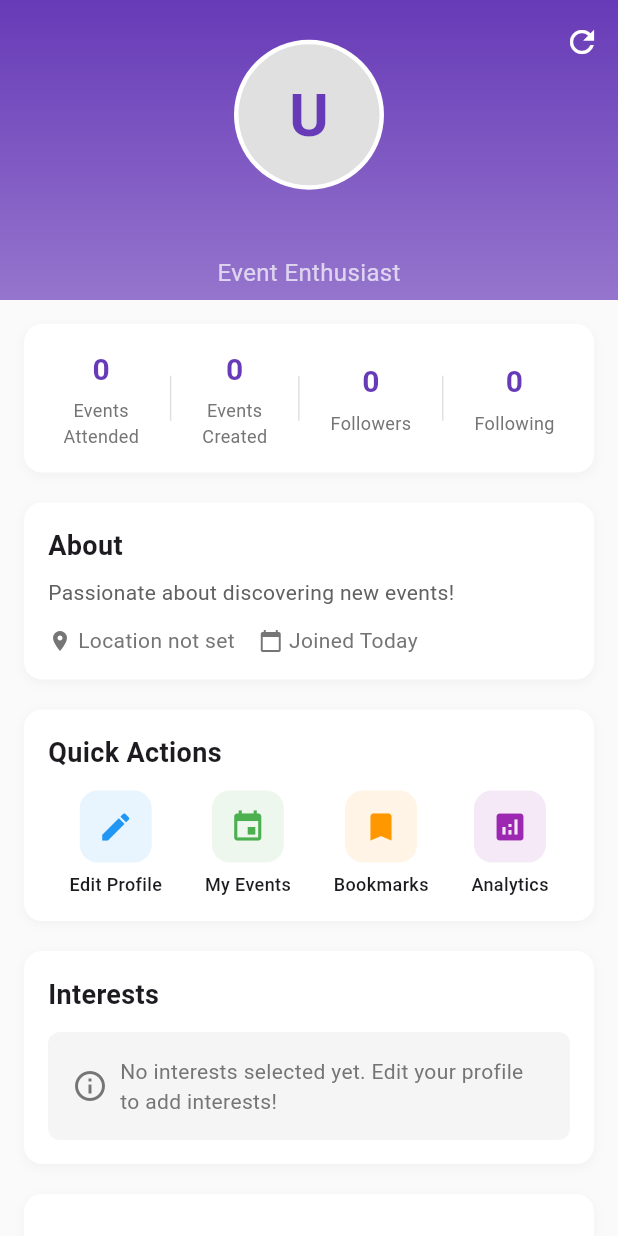
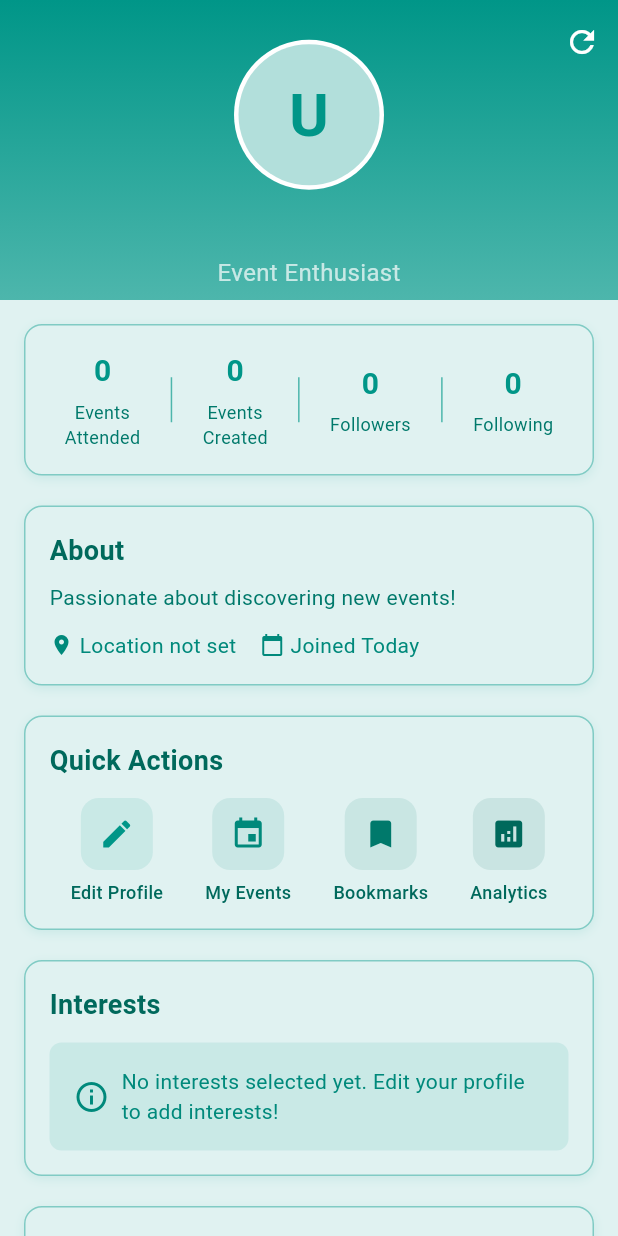
Before and after one commit to Rizwanhu/Event-Management-App, a Flutter app: the ProfileScreen screen opened directly, on a phone screen of 412 x 824 dp. Run offline on Flutter 3.47's test engine with Material 3 defaults, Android fonts, the phone set to English and light mode, and no system bars; our stand-ins replace cloud_firestore, firebase_auth, firebase_core, firebase_storage, flutter_map, image_picker and 1 more; missing offline and left inert: flutter_stripe; accounts and stored records are empty.

Commit message:
User UI Improved and login sign up issue resolved

```diff
--- a/lib/User/ProfileScreen.dart
+++ b/lib/User/ProfileScreen.dart
@@ -168,7 +168,7 @@ class _ProfileScreenState extends State<ProfileScreen> {
     }
 
     return Scaffold(
-      backgroundColor: Colors.grey[50],
+      backgroundColor: Colors.teal.shade50,
       body: CustomScrollView(
         slivers: [
           // App Bar with Profile Header
@@ -176,7 +176,7 @@ class _ProfileScreenState extends State<ProfileScreen> {
             expandedHeight: 200,
             floating: false,
             pinned: true,
-            backgroundColor: Colors.deepPurple,
+            backgroundColor: Colors.teal,
             automaticallyImplyLeading: false, // This removes the back button
             flexibleSpace: FlexibleSpaceBar(
               background: Container(
@@ -184,7 +184,7 @@ class _ProfileScreenState extends State<ProfileScreen> {
                   gradient: LinearGradient(
                     begin: Alignment.topCenter,
                     end: Alignment.bottomCenter,
-                    colors: [Colors.deepPurple, Colors.deepPurple.shade300],
+                    colors: [Colors.teal, Colors.teal.shade300],
                   ),
                 ),
                 child: SafeArea(
@@ -198,7 +198,7 @@ class _ProfileScreenState extends State<ProfileScreen> {
                         backgroundColor: Colors.white,
                         child: CircleAvatar(
                           radius: 47,
-                          backgroundColor: Colors.grey[300],
+                          backgroundColor: Colors.teal.shade100,
                           child: Text(
                             _currentUser?.firstName.isNotEmpty == true
                                 ? _currentUser!.firstName[0].toUpperCase()
@@ -206,7 +206,7 @@ class _ProfileScreenState extends State<ProfileScreen> {
                             style: const TextStyle(
                               fontSize: 40,
                               fontWeight: FontWeight.bold,
-                              color: Colors.deepPurple,
+                              color: Colors.teal,
                             ),
                           ),
                         ),
@@ -304,11 +304,12 @@ class _ProfileScreenState extends State<ProfileScreen> {
     return Container(
       padding: const EdgeInsets.all(16),
       decoration: BoxDecoration(
-        color: Colors.white,
+        color: Colors.teal.shade50,
         borderRadius: BorderRadius.circular(12),
+        border: Border.all(color: Colors.teal.shade200),
         boxShadow: [
           BoxShadow(
-            color: Colors.grey.withOpacity(0.1),
+            color: Colors.teal.withOpacity(0.1),
             blurRadius: 5,
             offset: const Offset(0, 2),
           ),
@@ -337,7 +338,7 @@ class _ProfileScreenState extends State<ProfileScreen> {
           style: const TextStyle(
             fontSize: 20,
             fontWeight: FontWeight.bold,
-            color: Colors.deepPurple,
+            color: Colors.teal,
           ),
         ),
         const SizedBox(height: 4),
@@ -346,7 +347,7 @@ class _ProfileScreenState extends State<ProfileScreen> {
           textAlign: TextAlign.center,
           style: TextStyle(
             fontSize: 12,
-            color: Colors.grey[600],
+            color: Colors.teal.shade700,
           ),
         ),
       ],
@@ -357,7 +358,7 @@ class _ProfileScreenState extends State<ProfileScreen> {
     return Container(
       height: 30,
       width: 1,
-      color: Colors.grey[300],
+      color: Colors.teal.shade300,
     );
   }
 
@@ -365,11 +366,12 @@ class _ProfileScreenState extends State<ProfileScreen> {
     return Container(
       padding: const EdgeInsets.all(16),
       decoration: BoxDecoration(
-        color: Colors.white,
+        color: Colors.teal.shade50,
         borderRadius: BorderRadius.circular(12),
+        border: Border.all(color: Colors.teal.shade200),
         boxShadow: [
           BoxShadow(
-            color: Colors.grey.withOpacity(0.1),
+            color: Colors.teal.withOpacity(0.1),
             blurRadius: 5,
             offset: const Offset(0, 2),
           ),
@@ -378,11 +380,12 @@ class _ProfileScreenState extends State<ProfileScreen> {
       child: Column(
         crossAxisAlignment: CrossAxisAlignment.start,
         children: [
-          const Text(
+          Text(
             'About',
             style: TextStyle(
               fontSize: 18,
               fontWeight: FontWeight.bold,
+              color: Colors.teal.shade800,
             ),
           ),
           const SizedBox(height: 8),
@@ -390,20 +393,20 @@ class _ProfileScreenState extends State<ProfileScreen> {
             _userProfile['bio'],
             style: TextStyle(
               fontSize: 14,
-              color: Colors.grey[700],
+              color: Colors.teal.shade700,
               height: 1.4,
             ),
           ),
           const SizedBox(height: 12),
           Row(
             children: [
-              Icon(Icons.location_on, size: 16, color: Colors.grey[600]),
+              Icon(Icons.location_on, size: 16, color: Colors.teal.shade600),
               const SizedBox(width: 4),
-              Text(_userProfile['location'], style: TextStyle(color: Colors.grey[600])),
+              Text(_userProfile['location'], style: TextStyle(color: Colors.teal.shade600)),
               const SizedBox(width: 16),
-              Icon(Icons.calendar_today, size: 16, color: Colors.grey[600]),
+              Icon(Icons.calendar_today, size: 16, color: Colors.teal.shade600),
               const SizedBox(width: 4),
-              Text('Joined ${_userProfile['joinDate']}', style: TextStyle(color: Colors.grey[600])),
+              Text('Joined ${_userProfile['joinDate']}', style: TextStyle(color: Colors.teal.shade600)),
             ],
           ),
         ],
@@ -415,11 +418,12 @@ class _ProfileScreenState extends State<ProfileScreen> {
     return Container(
       padding: const EdgeInsets.all(16),
       decoration: BoxDecoration(
-        color: Colors.white,
+        color: Colors.teal.shade50,
         borderRadius: BorderRadius.circular(12),
+        border: Border.all(color: Colors.teal.shade200),
         boxShadow: [
           BoxShadow(
-            color: Colors.grey.withOpacity(0.1),
+            color: Colors.teal.withOpacity(0.1),
             blurRadius: 5,
             offset: const Offset(0, 2),
           ),
@@ -428,11 +432,12 @@ class _ProfileScreenState extends State<ProfileScreen> {
       child: Column(
         crossAxisAlignment: CrossAxisAlignment.start,
         children: [
-          const Text(
+          Text(
             'Quick Actions',
             style: TextStyle(
               fontSize: 18,
               fontWeight: FontWeight.bold,
+              color: Colors.teal.shade800,
             ),
           ),
           const SizedBox(height: 12),
@@ -442,25 +447,25 @@ class _ProfileScreenState extends State<ProfileScreen> {
               _buildActionButton(
                 'Edit Profile',
                 Icons.edit,
-                Colors.blue,
+                Colors.teal,
                 () => _navigateToEditProfile(context),
               ),
               _buildActionButton(
                 'My Events',
                 Icons.event,
-                Colors.green,
+                Colors.teal.shade600,
                 () => _navigateToMyEvents(context),
               ),
               _buildActionButton(
                 'Bookmarks',
                 Icons.bookmark,
-                Colors.orange,
+                Colors.teal.shade700,
                 () => _navigateToBookmarks(context),
               ),
               _buildActionButton(
                 'Analytics',
                 Icons.analytics,
-                Colors.purple,
+                Colors.teal.shade800,
                 () => _navigateToAnalytics(context),
               ),
             ],
@@ -486,7 +491,11 @@ class _ProfileScreenState extends State<ProfileScreen> {
           const SizedBox(height: 6),
           Text(
             label,
-            style: const TextStyle(fontSize: 12, fontWeight: FontWeight.w500),
+            style: TextStyle(
+              fontSize: 12,
+              fontWeight: FontWeight.w500,
+              color: Colors.teal.shade800,
+            ),
           ),
         ],
       ),
@@ -499,11 +508,12 @@ class _ProfileScreenState extends State<ProfileScreen> {
     return Container(
       padding: const EdgeInsets.all(16),
       decoration: BoxDecoration(
-        color: Colors.white,
+        color: Colors.teal.shade50,
         borderRadius: BorderRadius.circular(12),
+        border: Border.all(color: Colors.teal.shade200),
         boxShadow: [
           BoxShadow(
-            color: Colors.grey.withOpacity(0.1),
+            color: Colors.teal.withOpacity(0.1),
             blurRadius: 5,
             offset: const Offset(0, 2),
           ),
@@ -512,11 +522,12 @@ class _ProfileScreenState extends State<ProfileScreen> {
       child: Column(
         crossAxisAlignment: CrossAxisAlignment.start,
         children: [
-          const Text(
+          Text(
             'Interests',
             style: TextStyle(
               fontSize: 18,
               fontWeight: FontWeight.bold,
+              color: Colors.teal.shade800,
             ),
           ),
           const SizedBox(height: 12),
@@ -524,17 +535,17 @@ class _ProfileScreenState extends State<ProfileScreen> {
             Container(
               padding: const EdgeInsets.all(16),
               decoration: BoxDecoration(
-                color: Colors.grey.withOpacity(0.1),
+                color: Colors.teal.withOpacity(0.1),
                 borderRadius: BorderRadius.circular(8),
               ),
               child: Row(
                 children: [
-                  Icon(Icons.info_outline, color: Colors.grey[600]),
+                  Icon(Icons.info_outline, color: Colors.teal.shade600),
                   const SizedBox(width: 8),
                   Expanded(
                     child: Text(
                       'No interests selected yet. Edit your profile to add interests!',
-                      style: TextStyle(color: Colors.grey[600]),
+                      style: TextStyle(color: Colors.teal.shade600),
                     ),
                   ),
                 ],
@@ -548,14 +559,14 @@ class _ProfileScreenState extends State<ProfileScreen> {
                 return Container(
                   padding: const EdgeInsets.symmetric(horizontal: 12, vertical: 6),
                   decoration: BoxDecoration(
-                    color: Colors.deepPurple.withOpacity(0.1),
+                    color: Colors.teal.withOpacity(0.1),
                     borderRadius: BorderRadius.circular(20),
-                    border: Border.all(color: Colors.deepPurple.withOpacity(0.3)),
+                    border: Border.all(color: Colors.teal.withOpacity(0.3)),
                   ),
                   child: Text(
                     interest,
                     style: const TextStyle(
-                      color: Colors.deepPurple,
+                      color: Colors.teal,
                       fontSize: 12,
                       fontWeight: FontWeight.w500,
                     ),
@@ -572,11 +583,12 @@ class _ProfileScreenState extends State<ProfileScreen> {
     return Container(
       padding: const EdgeInsets.all(16),
       decoration: BoxDecoration(
-        color: Colors.white,
+        color: Colors.teal.shade50,
         borderRadius: BorderRadius.circular(12),
+        border: Border.all(color: Colors.teal.shade200),
         boxShadow: [
           BoxShadow(
-            color: Colors.grey.withOpacity(0.1),
+            color: Colors.teal.withOpacity(0.1),
             blurRadius: 5,
             offset: const Offset(0, 2),
           ),
@@ -588,16 +600,20 @@ class _ProfileScreenState extends State<ProfileScreen> {
           Row(
             mainAxisAlignment: MainAxisAlignment.spaceBetween,
             children: [
-              const Text(
+              Text(
                 'Achievements',
                 style: TextStyle(
                   fontSize: 18,
                   fontWeight: FontWeight.bold,
+                  color: Colors.teal.shade800,
                 ),
               ),
               TextButton(
                 onPressed: () => _navigateToAchievements(context),
-                child: const Text('View All'),
+                child: Text(
+                  'View All',
+                  style: TextStyle(color: Colors.teal.shade700),
+                ),
               ),
             ],
           ),
@@ -607,13 +623,13 @@ class _ProfileScreenState extends State<ProfileScreen> {
               margin: const EdgeInsets.only(bottom: 8),
               padding: const EdgeInsets.all(12),
               decoration: BoxDecoration(
-                color: Colors.amber.withOpacity(0.1),
+                color: Colors.teal.withOpacity(0.1),
                 borderRadius: BorderRadius.circular(8),
-                border: Border.all(color: Colors.amber.withOpacity(0.3)),
+                border: Border.all(color: Colors.teal.withOpacity(0.3)),
               ),
               child: Row(
                 children: [
-                  Icon(achievement['icon'], color: Colors.amber, size: 24),
+                  Icon(achievement['icon'], color: Colors.teal, size: 24),
                   const SizedBox(width: 12),
                   Expanded(
                     child: Column(
@@ -621,11 +637,18 @@ class _ProfileScreenState extends State<ProfileScreen> {
                       children: [
                         Text(
                           achievement['title'],
-                          style: const TextStyle(fontWeight: FontWeight.bold, fontSize: 14),
+                          style: TextStyle(
+                            fontWeight: FontWeight.bold,
+                            fontSize: 14,
+                            color: Colors.teal.shade800,
+                          ),
                         ),
                         Text(
                           achievement['description'],
-                          style: TextStyle(color: Colors.grey[600], fontSize: 12),
+                          style: TextStyle(
+                            color: Colors.teal.shade600,
+                            fontSize: 12,
+                          ),
                         ),
                       ],
                     ),
@@ -643,11 +666,12 @@ class _ProfileScreenState extends State<ProfileScreen> {
     return Container(
       padding: const EdgeInsets.all(16),
       decoration: BoxDecoration(
-        color: Colors.white,
+        color: Colors.teal.shade50,
         borderRadius: BorderRadius.circular(12),
+        border: Border.all(color: Colors.teal.shade200),
         boxShadow: [
           BoxShadow(
-            color: Colors.grey.withOpacity(0.1),
+            color: Colors.teal.withOpacity(0.1),
             blurRadius: 5,
             offset: const Offset(0, 2),
           ),
@@ -659,16 +683,20 @@ class _ProfileScreenState extends State<ProfileScreen> {
           Row(
             mainAxisAlignment: MainAxisAlignment.spaceBetween,
             children: [
-              const Text(
+              Text(
                 'Recent Activity',
                 style: TextStyle(
                   fontSize: 18,
                   fontWeight: FontWeight.bold,
+                  color: Colors.teal.shade800,
                 ),
               ),
               TextButton(
                 onPressed: () => _navigateToActivity(context),
-                child: const Text('View All'),
+                child: Text(
+                  'View All',
+                  style: TextStyle(color: Colors.teal.shade700),
+                ),
               ),
             ],
           ),
@@ -678,7 +706,7 @@ class _ProfileScreenState extends State<ProfileScreen> {
               margin: const EdgeInsets.only(bottom: 8),
               padding: const EdgeInsets.all(12),
               decoration: BoxDecoration(
-                color: Colors.grey.withOpacity(0.05),
+                color: Colors.teal.withOpacity(0.05),
                 borderRadius: BorderRadius.circular(8),
               ),
               child: Row(
@@ -686,12 +714,12 @@ class _ProfileScreenState extends State<ProfileScreen> {
                   Container(
                     padding: const EdgeInsets.all(6),
                     decoration: BoxDecoration(
-                      color: Colors.deepPurple.withOpacity(0.1),
+                      color: Colors.teal.withOpacity(0.1),
                       borderRadius: BorderRadius.circular(6),
                     ),
                     child: const Icon(
                       Icons.history,
-                      color: Colors.deepPurple,
+                      color: Colors.teal,
                       size: 16,
                     ),
                   ),
@@ -702,11 +730,18 @@ class _ProfileScreenState extends State<ProfileScreen> {
                       children: [
                         Text(
                           '${activity['action']} ${activity['event']}',
-                          style: const TextStyle(fontWeight: FontWeight.w500, fontSize: 14),
+                          style: TextStyle(
+                            fontWeight: FontWeight.w500,
+                            fontSize: 14,
+                            color: Colors.teal.shade800,
+                          ),
                         ),
                         Text(
                           activity['date'],
-                          style: TextStyle(color: Colors.grey[600], fontSize: 12),
+                          style: TextStyle(
+                            color: Colors.teal.shade600,
+                            fontSize: 12,
+                          ),
                         ),
                       ],
                     ),
@@ -727,7 +762,7 @@ class _ProfileScreenState extends State<ProfileScreen> {
       child: ElevatedButton(
         onPressed: () => _navigateToEditProfile(context),
         style: ElevatedButton.styleFrom(
-          backgroundColor: Colors.deepPurple,
+          backgroundColor: Colors.teal,
           foregroundColor: Colors.white,
           padding: const EdgeInsets.symmetric(vertical: 16),
           shape: RoundedRectangleBorder(
```
Also changed, not shown: lib/Login.dart (+44 -25 lines), lib/SignUp.dart (+11 -0 lines), lib/User/promote_event_page.dart (+22 -20 lines), lib/User/search_screen.dart (+6 -6 lines), lib/User/search_screen_widgets.dart (+16 -16 lines), pubspec.lock.
